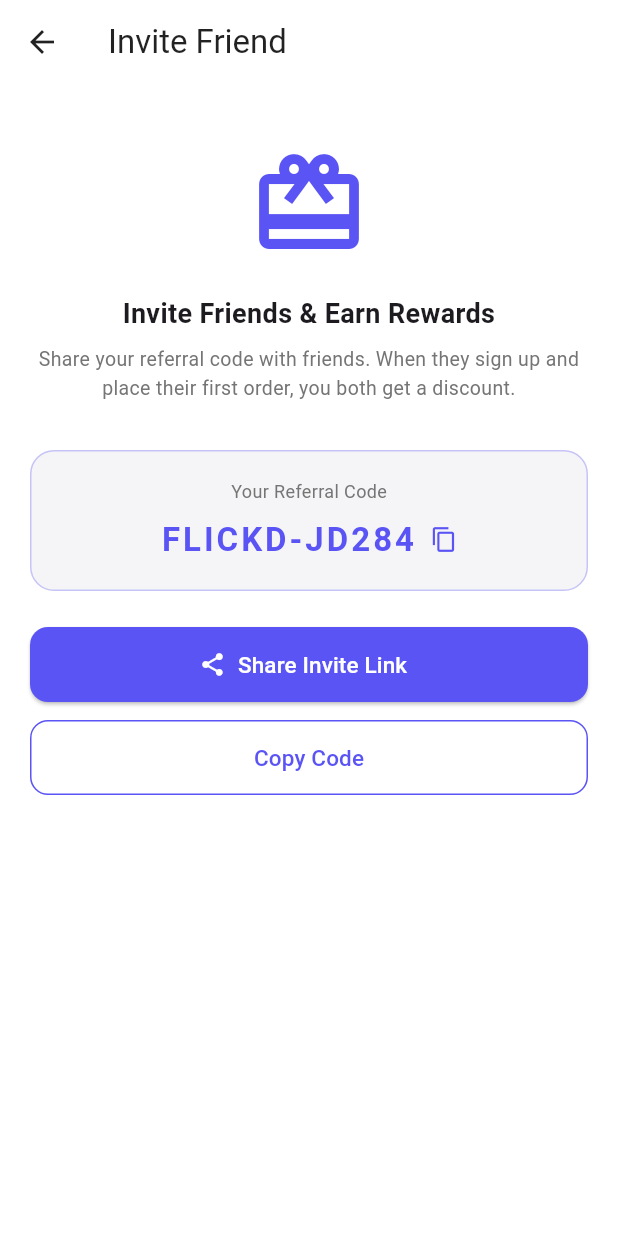
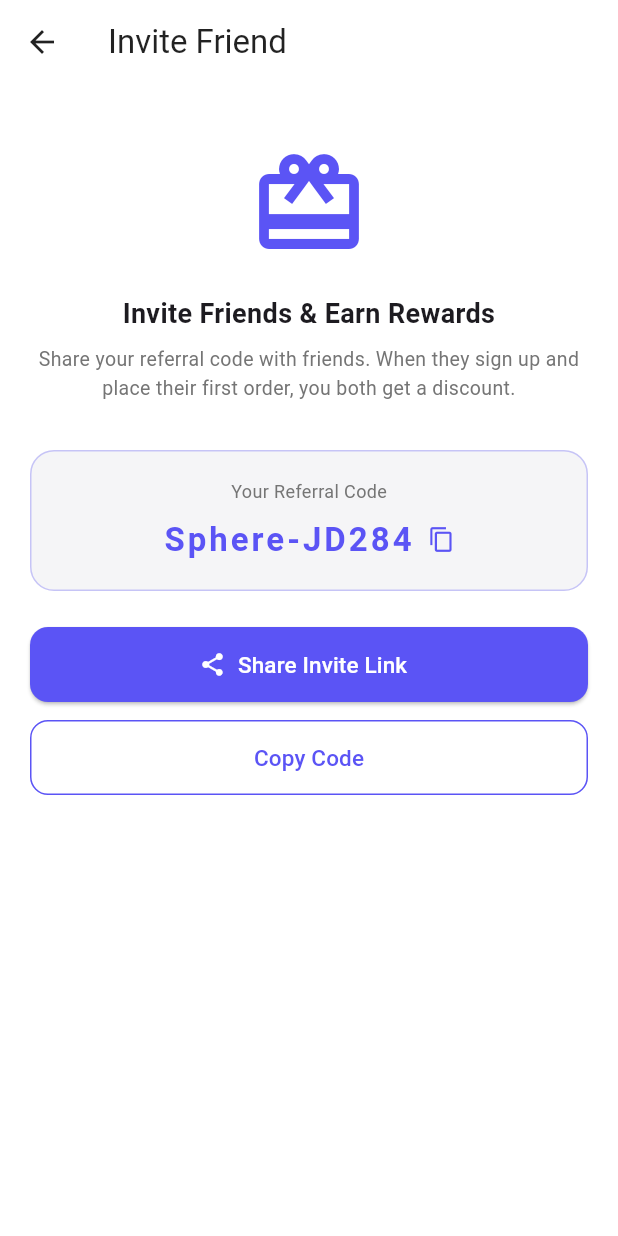
Before and after one commit to kakanyero/SPHERE, a Flutter app: the InviteFriendScreen screen opened directly, on a phone screen of 412 x 824 dp. Run offline on Flutter 3.47's test engine with Material 3 defaults, Android fonts, the light colour scheme and no system bars; our stand-ins replace elegant_notification, google_fonts, google_maps_flutter, image_picker, loading_animation_widget, share_plus; Roboto replaces fonts that are missing (Poppins).

```diff
--- a/lib/models/user_model.dart
+++ b/lib/models/user_model.dart
@@ -33,8 +33,8 @@ class UserRepository {
   static final UserRepository instance = UserRepository._();
 
   UserProfile current = const UserProfile(
-    name: 'John Deo',
-    email: 'johndeo@gmail.com',
+    name: 'John Doe',
+    email: 'johndoe@gmail.com',
     phone: '+256 700 123456',
   );
 
--- a/lib/screens/invite_friend_screen.dart
+++ b/lib/screens/invite_friend_screen.dart
@@ -8,11 +8,11 @@ class InviteFriendScreen extends StatelessWidget {
   // TODO: replace with the real referral code from the user's account/API.
   final String referralCode;
 
-  const InviteFriendScreen({super.key, this.referralCode = 'FLICKD-JD284'});
+  const InviteFriendScreen({super.key, this.referralCode = 'Sphere-JD284'});
 
   String get _shareMessage =>
-      'Join me on Flickd! Use my code $referralCode to get a discount on your first order. '
-      'Download the app: https://flickd.app/invite/$referralCode';
+      'Join me on Sphere! Use my code $referralCode to get a discount on your first order. '
+      'Download the app: https://Sphere.app/invite/$referralCode';
 
   void _copyCode(BuildContext context) {
     Clipboard.setData(ClipboardData(text: referralCode));
--- a/lib/screens/payments/payment_successful_screen.dart
+++ b/lib/screens/payments/payment_successful_screen.dart
@@ -1,9 +1,10 @@
 import 'package:flutter/material.dart';
+import 'package:sphere/screens/start_page.dart';
 import '../../../models/cart_model.dart';
 import '../../../utils/app_theme.dart';
 import '../../../widgets/primary_button.dart';
 import '../e_receipt_screen.dart';
-import '../home_screen.dart';
+//diimport '../home_screen.dart';
 
 /// Page 20 — Payment Successful.
 /// Confirms the order and offers a receipt download or a return home.
@@ -87,7 +88,7 @@ class _PaymentSuccessfulScreenState extends State<PaymentSuccessfulScreen>
               const SizedBox(height: 12),
               TextButton(
                 onPressed: () => Navigator.of(context).pushAndRemoveUntil(
-                  MaterialPageRoute(builder: (_) => const HomeScreen()),
+                  MaterialPageRoute(builder: (_) => const StartPage()),
                   (route) => false,
                 ),
                 child: const Text('Back To Home', style: TextStyle(color: Colors.white70)),
```
Also changed, not shown: 1 other file.
